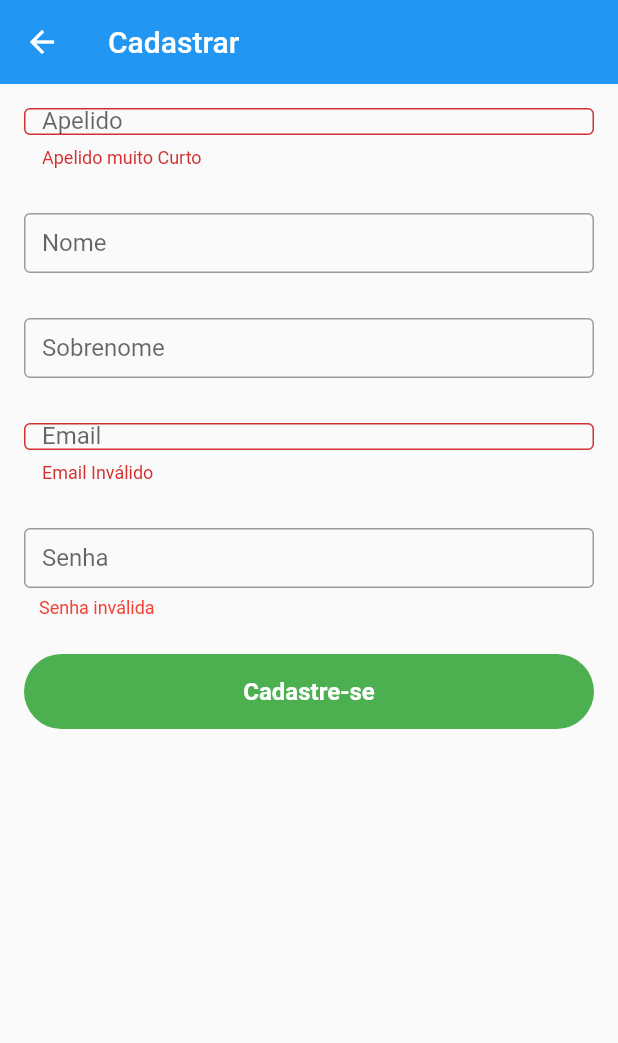
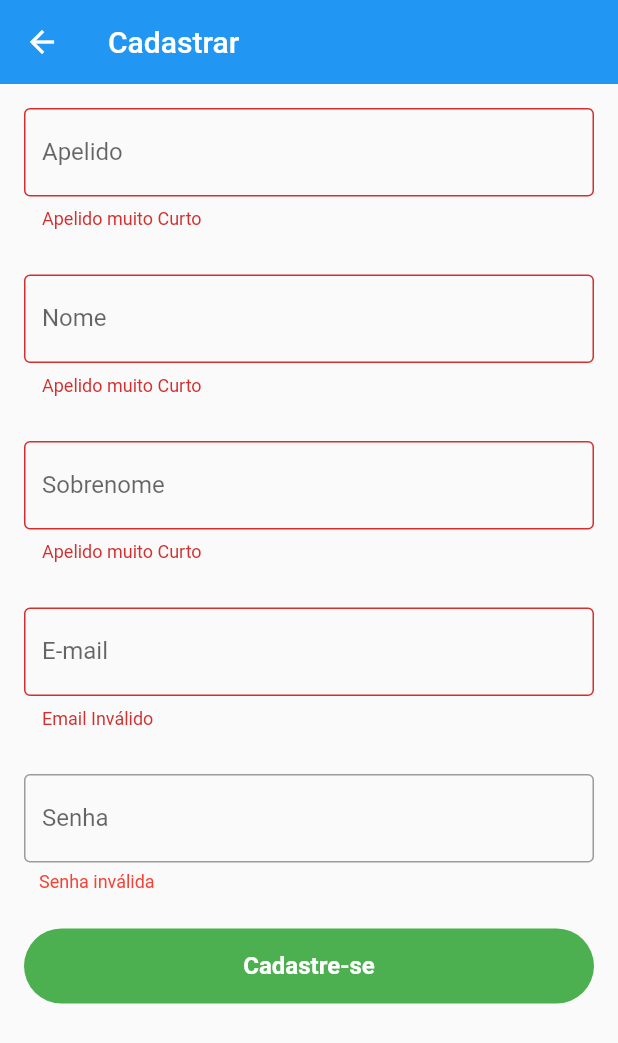
Before and after one commit to SergioJunnior/Teste-Monitora, a Flutter app: the SignUpScreen screen opened directly, after a tap on "Cadastre-se", on a phone screen of 412 x 824 dp. Shown: the top 1043 px of the screen. Run offline on Flutter 3.47's test engine with Material 2 defaults, Android fonts, the phone set to English and light mode, and no system bars; our stand-ins replace rxdart.

Commit message:
alterações 28/04

```diff
--- a/teste_lider/lib/Validators/login_validator.dart
+++ b/teste_lider/lib/Validators/login_validator.dart
@@ -1,7 +1,7 @@
 import 'dart:async';
 
 import 'package:teste_lider/bloc/login/field_statebloc.dart';
-import 'package:teste_lider/screens/Widgets/login_button.dart';
+
 
 class LoginValidator {
   final StreamTransformer < String, FieldState > emailValidator = StreamTransformer < String, FieldState > .fromHandlers(
--- a/teste_lider/lib/screens/SignUp/signup_screen.dart
+++ b/teste_lider/lib/screens/SignUp/signup_screen.dart
@@ -49,62 +49,44 @@ class _SignUpScreenState extends State < SignUpScreen > {
               return ListView(
                 padding: const EdgeInsets.all(16),
                   children: < Widget > [
-                      Container(
-                        height: 40,
-                        child:TextFormField(
-                          decoration: const InputDecoration(
-                            labelText: "Apelido",
-                            border: OutlineInputBorder(),
-
-                          ),
-                          validator: (text) {
+                        buildTextFormField(
+                          "Apelido",
+                          _signUpBloc.setApelido,
+                          (text) {
                             if (text.length < 6)
                               return 'Apelido muito Curto';
                             return null;
                           },
-                          onSaved: _signUpBloc.setApelido,
-                      ),
                           ),
                         Padding(padding: EdgeInsets.symmetric(vertical:15)),
-                        Container(
-                          height:40,
-                          child: TextFormField(
-                            decoration: const InputDecoration(
-                                border: OutlineInputBorder(),
-                                labelText: "Nome"
-                              ),
-                              onSaved: _signUpBloc.setNome,
-                          ),
+                        buildTextFormField(
+                            "Nome",
+                            _signUpBloc.setNome,
+                            (text) {
+                            if (text != RegExp(r'[A-Z][a-z]'))
+                              return 'Apelido muito Curto';
+                            return null;
+                          },
                           ),
                         Padding(padding: EdgeInsets.symmetric(vertical:15)),
-                          Container(
-                                height: 40,
-                              child:TextFormField(
-                                decoration: const InputDecoration(
-                                    border: OutlineInputBorder(),
-                                    labelText: "Sobrenome",
+                          buildTextFormField(
+                            "Sobrenome",
+                            _signUpBloc.setSobrenome,
+                            (text) {
+                            if (text.length < 6)
+                              return 'Apelido muito Curto';
+                            return null;
+                          },
                           ),
-                                  onSaved: _signUpBloc.setSobrenome,
-                              ),
-                              ),
-
                           Padding(padding: EdgeInsets.symmetric(vertical:15)),
-                                  Container(
-                                    height: 40,
-                                    child:TextFormField(
-                                    decoration: const InputDecoration(
-                                        border: OutlineInputBorder(),
-                                        labelText: "Email"
-                                      ),
-                                      validator: (text) {
+                          buildTextFormField(
+                            'E-mail',
+                            _signUpBloc.setEmail,
+                            (text) {
                               if (text.length < 6 || !text.contains(RegExp(r"^(([^<>()[\]\\.,;:\s@\']+(\.[^<>()[\]\\.,;:\s@\']+)*)|(\'.+\'))@((\[[0-9]{1,3}\.[0-9]{1,3}\.[0-9]{1,3}\.[0-9]{1,3}\])|(([a-zA-Z\-0-9]+\.)+[a-zA-Z]{2,}))$")))
                                 return 'Email Inválido';
-                                        return null;
-
-                                      },
-                                      onSaved: _signUpBloc.setEmail,
-                                  ),),
-
+                              return null;                                      },
+                          ),
                           PasswordField(
                           onSaved: _signUpBloc.setPassword,
                           ),
@@ -127,8 +109,6 @@ class _SignUpScreenState extends State < SignUpScreen > {
                               borderRadius: BorderRadius.circular(25)
                               ),
                             onPressed: _signUp,
-
-
                             ),
                           )
                   ]
@@ -138,3 +118,14 @@ class _SignUpScreenState extends State < SignUpScreen > {
           ));
         }
       }
+
+Widget buildTextFormField(String label, Function f,Function v) {
+  return TextFormField(
+    decoration: InputDecoration(
+      labelText: label,
+      border: OutlineInputBorder(),
+    ),
+    onChanged: f,
+    validator: v,
+  );
+}
--- a/teste_lider/lib/screens/SignUp/widgets/password_field.dart
+++ b/teste_lider/lib/screens/SignUp/widgets/password_field.dart
@@ -80,13 +80,11 @@ class PasswordField extends StatelessWidget {
           crossAxisAlignment: CrossAxisAlignment.stretch,
           children: < Widget > [
             Padding(padding: EdgeInsets.symmetric(vertical:15)),
-            Container(
-            height: 40,
-            child:TextField(
+            TextField(
               decoration: const InputDecoration(border: OutlineInputBorder(), labelText:"Senha"),
                 obscureText: true,
                 onChanged: state.didChange,
-            ),),
+            ),
             if (state.value.isNotEmpty)
             Container(
               margin: const EdgeInsets.only(top: 6),
--- a/teste_lider/lib/screens/login_screen.dart
+++ b/teste_lider/lib/screens/login_screen.dart
@@ -37,9 +37,7 @@ class _LoginScreenState extends State < LoginScreen > {
                 stream: _loginBloc.outEmail,
                 initialData: FieldState(),
                 builder: (context, snapshot) {
-                  return Container(
-                  height: 40,
-                  child: TextFormField(
+                  return TextFormField(
                     keyboardType: TextInputType.emailAddress,
                     autocorrect: false,
                     decoration: InputDecoration(
@@ -49,7 +47,7 @@ class _LoginScreenState extends State < LoginScreen > {
                     ),
                     onChanged: _loginBloc.changeEmail,
                     enabled: snapshot.data.enabled,
-                  ),);
+                  );
                 },
               ),
               Padding(
@@ -74,9 +72,7 @@ class _LoginScreenState extends State < LoginScreen > {
                 stream: _loginBloc.outPassword,
                 initialData: FieldState(),
                 builder: (context, snapshot) {
-                  return Container(
-                    height: 40,
-                   child: TextField(
+                  return TextField(
                     autocorrect: false,
                     obscureText: true,
 
@@ -87,8 +83,8 @@ class _LoginScreenState extends State < LoginScreen > {
                     ),
                     onChanged: _loginBloc.changePassword,
                     enabled: snapshot.data.enabled,
-                  ),
-                );
+                  );
+
                 }),
               LoginButton(_loginBloc),
               FacebookButton(_loginBloc),
```
Lines whose indentation alone changed are shown as unchanged.
